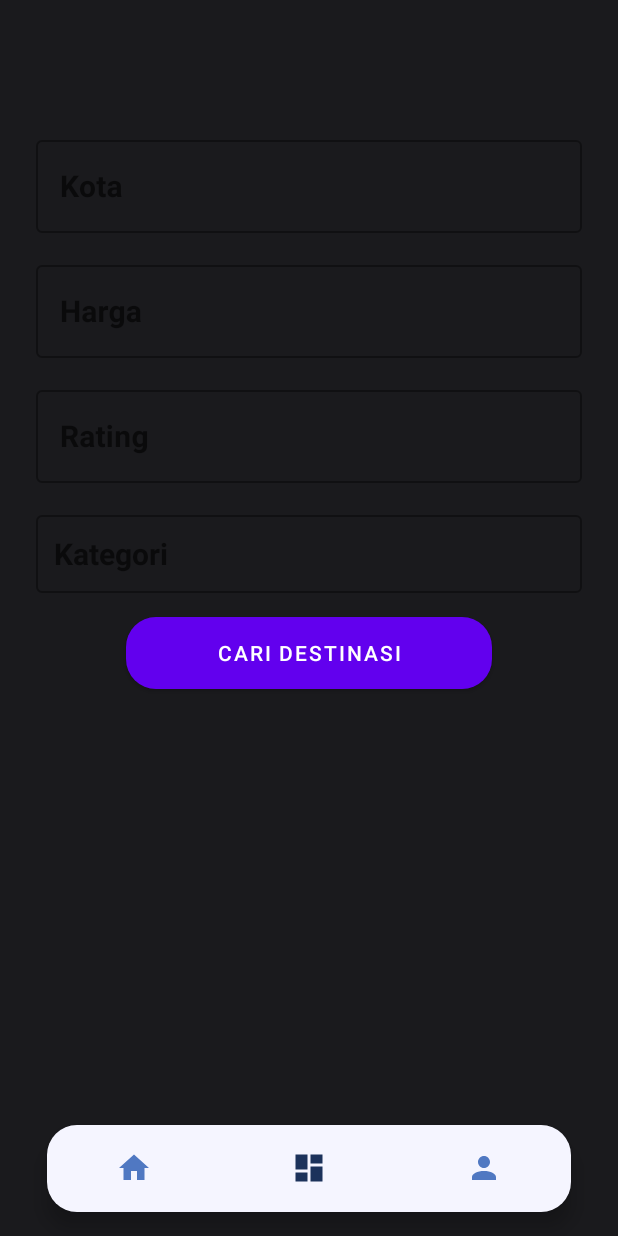
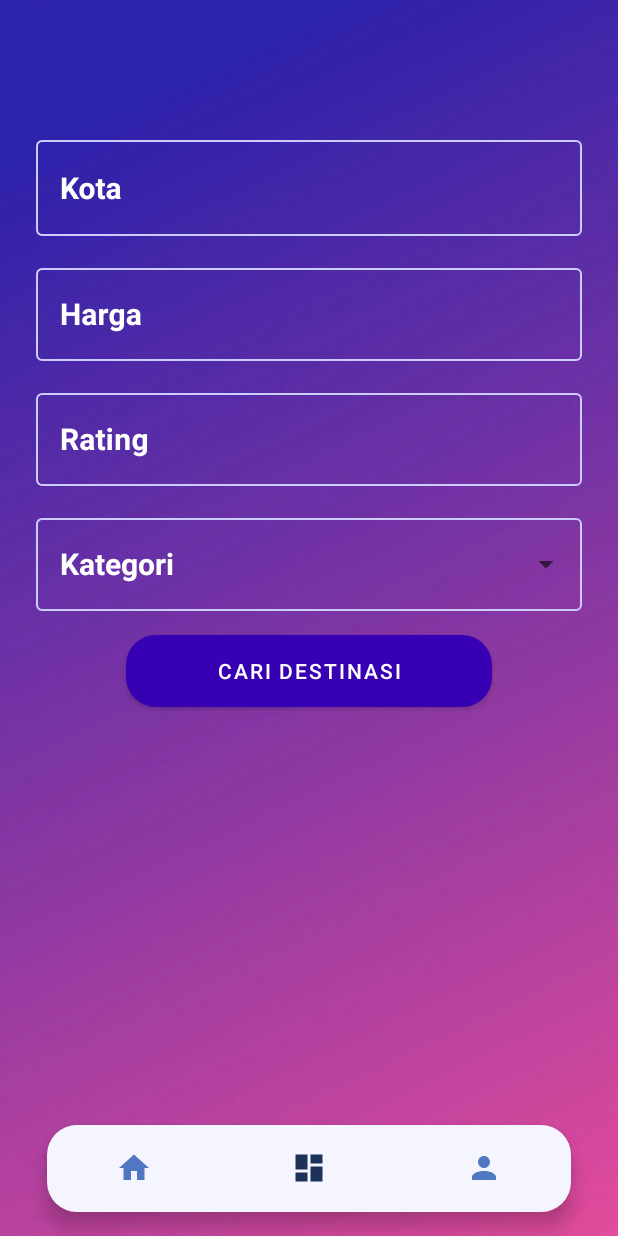
Before and after one commit to kilyfa/TravelMate-Frontend, an Android app: the SearchFragment screen opened through its navigation route, on a phone screen of 412 x 824 dp. Run offline under Robolectric (Android 15) with nearby library versions, the phone set to English and light mode, and no system bars; our stand-ins replace navigation-ui; 1 statement that could not run was skipped.

Commit message:
benerin warna outline + add category  dropdown

```diff
--- a/app/src/main/java/com/example/travelmate/ui/search/SearchFragment.kt
+++ b/app/src/main/java/com/example/travelmate/ui/search/SearchFragment.kt
@@ -15,7 +15,21 @@ class SearchFragment : Fragment() {
 
     private lateinit var binding: FragmentSearchBinding
 
-    private val categories = listOf("Edukasi", "Wisata Alam", "Kuliner", "Sejarah", "Edukasi dan Hiburan", "Taman Kota", "Pantai")
+    private val cities = listOf(
+        "Jakarta", "Yogyakarta", "Bandung", "Semarang", "Surabaya",
+        "Banten", "Serang", "Cilegon", "Tangerang", "Bekasi", "Magelang"
+    )
+    private val categories = listOf(
+        "Pilih Kategori", "Sejarah dan Budaya", "Taman Hiburan", "Taman Air",
+        "Kebun Binatang", "Wisata Alam", "Wisata Bahari",
+        "Pasar dan Belanja", "Museum", "Edukasi dan Hiburan", "Religi",
+        "Kuliner", "Taman Kota", "Pusat Perbelanjaan",
+        "Hiburan Interaktif", "Pantai", "Edukasi", "Wisata Kuliner",
+        "Seni dan Budaya", "Olahraga dan Rekreasi", "Penginapan dan Alam",
+        "Edukasi dan Alam", "Wisata Kuliner dan Budaya",
+        "Pantai dan Hiburan", "Pantai dan Kuliner", "Ikon Kota", "Budaya",
+        "Taman", "Wisata Belanja"
+    )
 
     override fun onCreateView(
         inflater: LayoutInflater, container: ViewGroup?,
@@ -23,9 +37,11 @@ class SearchFragment : Fragment() {
     ): View {
         binding = FragmentSearchBinding.inflate(inflater, container, false)
 
+        val cityAdapter = ArrayAdapter(requireContext(), android.R.layout.simple_dropdown_item_1line, cities)
+        binding.cityInput.setAdapter(cityAdapter)
+
         val categoryAdapter = ArrayAdapter(requireContext(), android.R.layout.simple_dropdown_item_1line, categories)
         binding.categoryInput.setAdapter(categoryAdapter)
-
 
         binding.submitButton.setOnClickListener {
             val city = binding.cityInput.text.toString().trim()
@@ -46,4 +62,5 @@ class SearchFragment : Fragment() {
 
         return binding.root
     }
+
 }
--- /dev/null
+++ b/app/src/main/res/drawable/spinner_background.xml
@@ -0,0 +1,14 @@
+<?xml version="1.0" encoding="utf-8"?>
+<shape xmlns:android="http://schemas.android.com/apk/res/android"
+    android:shape="rectangle">
+    <!-- Warna latar belakang -->
+    <solid android:color="@android:color/transparent" />
+
+    <!-- Radius sudut -->
+    <corners android:radius="3dp" />
+
+    <!-- Warna outline -->
+    <stroke
+        android:width="2dp"
+        android:color="@color/white" />
+</shape>
--- /dev/null
+++ b/app/src/main/res/drawable/text_input_box_stroke.xml
@@ -0,0 +1,6 @@
+<?xml version="1.0" encoding="utf-8"?>
+<selector xmlns:android="http://schemas.android.com/apk/res/android">
+    <item android:color="#fcc" android:state_focused="true"/>
+    <item android:color="#cfc" android:state_hovered="true"/>
+    <item android:color="#ccf"/>
+</selector>
--- a/app/src/main/res/layout/fragment_home.xml
+++ b/app/src/main/res/layout/fragment_home.xml
@@ -58,7 +58,7 @@
                 android:text="Click me to find with AI"
                 android:textColor="#FFFFFF"
                 android:textStyle="bold"
-                app:backgroundTint="@null"
+                app:backgroundTint="@color/purple_700"
                 android:elevation="4dp" />
 
             <TextView
--- a/app/src/main/res/layout/fragment_search.xml
+++ b/app/src/main/res/layout/fragment_search.xml
@@ -3,7 +3,7 @@
     xmlns:android="http://schemas.android.com/apk/res/android"
     xmlns:app="http://schemas.android.com/apk/res-auto"
     xmlns:tools="http://schemas.android.com/tools"
-    android:background="@color/blackbg"
+    android:background="@drawable/searchbg"
     android:layout_width="match_parent"
     android:layout_height="match_parent"
     tools:context=".ui.search.SearchFragment">
@@ -11,21 +11,23 @@
     <!-- Dropdown Kota dengan Autocomplete -->
     <com.google.android.material.textfield.TextInputLayout
         android:id="@+id/cityInputLayout"
-        style="@style/Widget.MaterialComponents.TextInputLayout.OutlinedBox"
+        style="@style/SearchTextInputOuterFieldStyle"
         android:layout_width="0dp"
         android:layout_height="wrap_content"
         android:layout_marginHorizontal="24dp"
         android:layout_marginTop="88dp"
-
+        android:textColorHint="@color/white"
         app:layout_constraintStart_toStartOf="parent"
         app:layout_constraintEnd_toEndOf="parent"
         app:layout_constraintTop_toTopOf="parent"
         >
 
-        <EditText
+        <AutoCompleteTextView
             android:id="@+id/cityInput"
+            style="@style/SearchTextInputInnerFieldStyle"
             android:layout_width="match_parent"
-            android:layout_height="wrap_content"
+            android:layout_height="64dp"
+            android:padding="16dp"
             android:hint="Kota"
             android:inputType="text"
             android:textColor="#FFFFFF"
@@ -37,11 +39,12 @@
     <!-- Input Harga -->
     <com.google.android.material.textfield.TextInputLayout
         android:id="@+id/priceInputLayout"
-        style="@style/Widget.MaterialComponents.TextInputLayout.OutlinedBox"
+        style="@style/SearchTextInputOuterFieldStyle"
         android:layout_width="0dp"
         android:layout_height="wrap_content"
         android:layout_marginHorizontal="24dp"
         android:layout_marginTop="16dp"
+        android:textColorHint="@color/white"
         app:layout_constraintStart_toStartOf="parent"
         app:layout_constraintEnd_toEndOf="parent"
         app:layout_constraintTop_toBottomOf="@id/cityInputLayout">
@@ -60,11 +63,12 @@
     <!-- Input Rating -->
     <com.google.android.material.textfield.TextInputLayout
         android:id="@+id/ratingInputLayout"
-        style="@style/Widget.MaterialComponents.TextInputLayout.OutlinedBox"
+        style="@style/SearchTextInputOuterFieldStyle"
         android:layout_width="0dp"
         android:layout_height="wrap_content"
         android:layout_marginHorizontal="24dp"
         android:layout_marginTop="16dp"
+        android:textColorHint="@color/white"
         app:layout_constraintStart_toStartOf="parent"
         app:layout_constraintEnd_toEndOf="parent"
         app:layout_constraintTop_toBottomOf="@id/priceInputLayout">
@@ -83,24 +87,26 @@
     <!-- Dropdown untuk Kategori -->
     <com.google.android.material.textfield.TextInputLayout
         android:id="@+id/categoryInputLayout"
-        style="@style/Widget.MaterialComponents.TextInputLayout.OutlinedBox"
+        style="@style/CategoryInputOuterFieldStyle"
         android:layout_width="0dp"
         android:layout_height="wrap_content"
         android:layout_marginHorizontal="24dp"
         android:layout_marginTop="16dp"
+        android:textColorHint="@color/white"
         app:layout_constraintStart_toStartOf="parent"
         app:layout_constraintEnd_toEndOf="parent"
         app:layout_constraintTop_toBottomOf="@id/ratingInputLayout">
 
+
         <AutoCompleteTextView
             android:id="@+id/categoryInput"
+            style="@style/CategoryInputInnerFieldStyle"
             android:layout_width="match_parent"
-            android:layout_height="52dp"
-            android:padding="12dp"
-            android:hint="Kategori"
+            android:layout_height="wrap_content"
+            android:textSize="20sp"
+            android:textStyle="bold"
             android:textColor="#FFFFFF"
-            android:textSize="20sp"
-            android:textStyle="bold"/>
+            android:hint="Kategori" />
     </com.google.android.material.textfield.TextInputLayout>
 
     <!-- Tombol Submit -->
@@ -110,12 +116,13 @@
         android:layout_height="wrap_content"
         android:layout_marginHorizontal="24dp"
         android:layout_marginTop="16dp"
+
         app:layout_constraintStart_toStartOf="parent"
         app:layout_constraintEnd_toEndOf="parent"
         android:layout_marginStart="84dp"
         android:layout_marginEnd="84dp"
         android:text="Cari Destinasi"
-        android:background="@drawable/button_shape"
+        android:background="@drawable/button_shape2"
         app:layout_constraintTop_toBottomOf="@id/categoryInputLayout" />
 
 </androidx.constraintlayout.widget.ConstraintLayout>
--- a/app/src/main/res/values-night/themes.xml
+++ b/app/src/main/res/values-night/themes.xml
@@ -30,4 +30,26 @@
         <item name="android:textSize">14sp</item>
         <item name="android:singleLine">true</item>
     </style>
+
+    <style name="SearchTextInputOuterFieldStyle" parent="Widget.MaterialComponents.TextInputLayout.OutlinedBox">
+        <item name="android:layout_width">match_parent</item>
+        <item name="android:layout_height">wrap_content</item>
+        <item name="android:layout_marginTop">15dp</item>
+        <item name="android:layout_marginBottom">15dp</item>
+
+        <item name="boxStrokeColor">@color/white</item>
+        <item name="boxStrokeErrorColor">@color/red</item>
+        <item name="hintTextColor">@color/white</item>
+        <item name="boxBackgroundColor">@android:color/transparent</item>
+    </style>
+
+    <style name="SearchTextInputInnerFieldStyle" parent="Widget.MaterialComponents.TextInputLayout.OutlinedBox">
+        <item name="android:layout_width">match_parent</item>
+        <item name="android:layout_height">wrap_content</item>
+        <item name="android:textColor">@color/black</item>
+        <item name="android:textColorHint">@color/black</item>
+        <item name="android:maxLines">1</item>
+        <item name="android:textSize">14sp</item>
+        <item name="android:singleLine">true</item>
+    </style>
 </resources>
--- a/app/src/main/res/values/colors.xml
+++ b/app/src/main/res/values/colors.xml
@@ -11,4 +11,5 @@
     <color name="blue">#1C325B</color>
     <color name="grey">#C4C4C4</color>
     <color name="dark_grey">#333333</color>
+    <color name="red">#FF2929</color>
 </resources>
--- a/app/src/main/res/values/themes.xml
+++ b/app/src/main/res/values/themes.xml
@@ -2,16 +2,17 @@
     <!-- Base application theme. -->
     <style name="Theme.TravelMate" parent="Theme.MaterialComponents.DayNight.NoActionBar">
         <!-- Primary brand color. -->
-        <item name="colorPrimary">@color/purple_500</item>
-        <item name="colorPrimaryVariant">@color/purple_700</item>
+        <item name="colorPrimary">@color/purple_700</item>
+        <item name="colorPrimaryVariant">@color/white</item>
         <item name="colorOnPrimary">@color/white</item>
         <!-- Secondary brand color. -->
-        <item name="colorSecondary">@color/teal_200</item>
-        <item name="colorSecondaryVariant">@color/teal_700</item>
+        <item name="colorSecondary">@color/white</item>
+        <item name="colorSecondaryVariant">@color/white</item>
         <item name="colorOnSecondary">@color/black</item>
         <!-- Status bar color. -->
-        <item name="android:statusBarColor" >@color/grey</item>
+        <item name="android:statusBarColor" >@color/white</item>
         <!-- Customize your theme here. -->
+        <item name="colorError">@color/red</item>
     </style>
 
     <style name="LoginTextInputOuterFieldStyle" parent="Widget.MaterialComponents.TextInputLayout.OutlinedBox">
@@ -36,13 +37,40 @@
         <item name="android:layout_height">wrap_content</item>
         <item name="android:layout_marginTop">15dp</item>
         <item name="android:layout_marginBottom">15dp</item>
+
+        <item name="boxStrokeColor">@drawable/text_input_box_stroke</item>
+        <item name="boxStrokeErrorColor">@color/red</item>
+        <item name="hintTextColor">@drawable/text_input_box_stroke</item>
+        <item name="boxBackgroundColor">@android:color/transparent</item>
     </style>
 
     <style name="SearchTextInputInnerFieldStyle" parent="Widget.MaterialComponents.TextInputLayout.OutlinedBox">
         <item name="android:layout_width">match_parent</item>
         <item name="android:layout_height">wrap_content</item>
-        <item name="android:textColor">@color/black</item>
-        <item name="android:textColorHint">@color/black</item>
+        <item name="android:textColor">@drawable/text_input_box_stroke</item>
+        <item name="android:textColorHint">@drawable/text_input_box_stroke</item>
+        <item name="android:maxLines">1</item>
+        <item name="android:textSize">14sp</item>
+        <item name="android:singleLine">true</item>
+    </style>
+
+    <style name="CategoryInputOuterFieldStyle" parent="Widget.MaterialComponents.TextInputLayout.OutlinedBox.ExposedDropdownMenu">
+        <item name="android:layout_width">match_parent</item>
+        <item name="android:layout_height">wrap_content</item>
+        <item name="android:layout_marginTop">15dp</item>
+        <item name="android:layout_marginBottom">15dp</item>
+
+        <item name="boxStrokeColor">@drawable/text_input_box_stroke</item>
+        <item name="boxStrokeErrorColor">@color/red</item>
+        <item name="hintTextColor">@drawable/text_input_box_stroke</item>
+        <item name="boxBackgroundColor">@android:color/transparent</item>
+    </style>
+
+    <style name="CategoryInputInnerFieldStyle" parent="Widget.MaterialComponents.TextInputLayout.OutlinedBox.ExposedDropdownMenu">
+        <item name="android:layout_width">match_parent</item>
+        <item name="android:layout_height">wrap_content</item>
+        <item name="android:textColor">@drawable/text_input_box_stroke</item>
+        <item name="android:textColorHint">@drawable/text_input_box_stroke</item>
         <item name="android:maxLines">1</item>
         <item name="android:textSize">14sp</item>
         <item name="android:singleLine">true</item>
--- a/gradle/libs.versions.toml
+++ b/gradle/libs.versions.toml
@@ -1,6 +1,6 @@
 [versions]
 converterGson = "2.11.0"
-agp = "8.1.1"
+agp = "8.6.1"
 firebaseBom = "33.6.0"
 firebaseMlModeldownloader = "25.0.1"
 glide = "4.16.0"
```
Also changed, not shown: app/src/main/res/drawable/searchbg.jpg (added).
